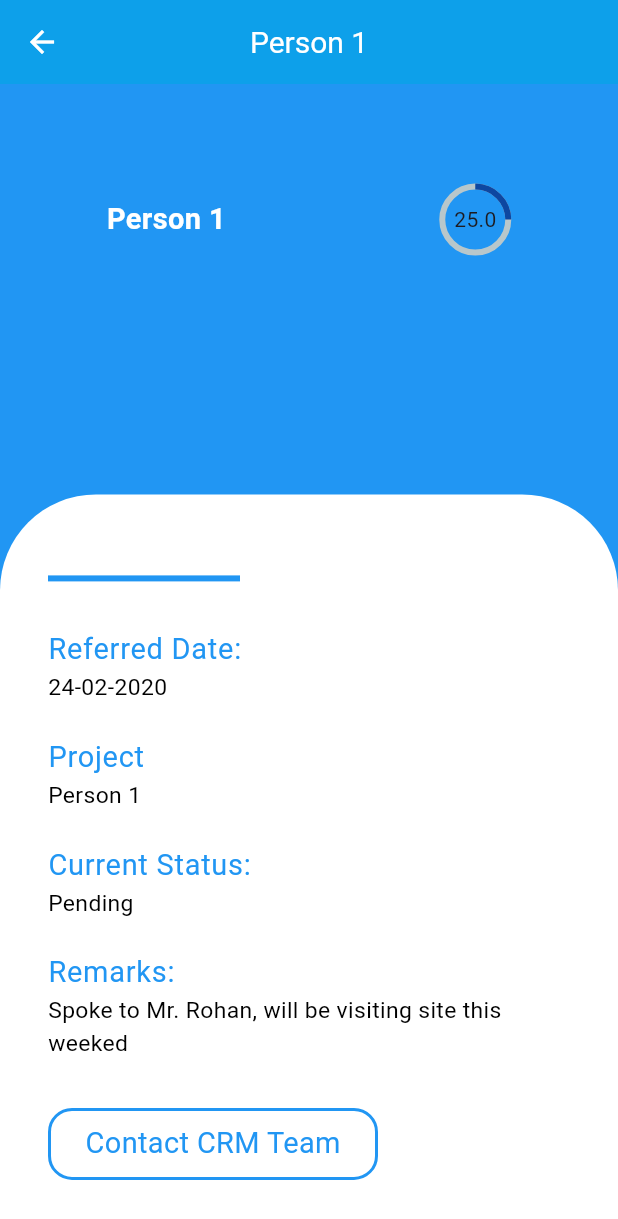
After one commit to sanjayvramani/tbreeapp, a Flutter app: the ReferPage screen opened directly, after a tap on "25.0", on a phone screen of 412 x 824 dp. The commit adds this screen. Shown: the top 1219 px of the screen. Run offline on Flutter 3.47's test engine with Material 3 defaults, Android fonts, the phone set to English and light mode, and no system bars; drawn by our look-alikes of percent_indicator; our stand-ins replace carousel_slider, flutter_mobx, get_it, mobx, responsive_sizer; generated files the repository leaves out were written again.

Commit message:
changes are done as per requirements

```diff
--- /dev/null
+++ b/lib/features/refer/refer_details_page.dart
@@ -0,0 +1,129 @@
+import 'package:flutter/material.dart';
+import 'package:percent_indicator/percent_indicator.dart';
+import 'package:responsive_sizer/responsive_sizer.dart';
+import 'package:tbreeapp/features/refer/model/refer_person_model.dart';
+
+class ReferDetailsPage extends StatelessWidget {
+  final ReferPersonModel model;
+  const ReferDetailsPage({super.key, required this.model});
+
+  @override
+  Widget build(BuildContext context) {
+
+    final titleTextStyle =  TextStyle(
+                        color: Colors.blue,
+                        fontSize: 18.sp
+                      );
+    final subtitleTextStyle = TextStyle(
+                        color: Colors.black,
+                        fontSize: 16.sp
+                      );
+    return Scaffold(
+      backgroundColor: Colors.blue,
+      appBar: AppBar(
+        title: Text(model.name),
+      ),
+      body: Stack(children: [
+        SizedBox(
+          height: 20.h,
+          child: Padding(
+            padding: const EdgeInsets.only(top: 16.0),
+            child: Row(
+              mainAxisAlignment: MainAxisAlignment.spaceAround,
+              children: [
+                Text(
+                  model.name,
+                  style: TextStyle(
+                      fontSize: 18.sp,
+                      fontWeight: FontWeight.bold,
+                      color: Colors.white),
+                ),
+                SizedBox(
+                  height: 48.0,
+                  width: 48.0,
+                  child: CircularPercentIndicator(
+                    radius: 24.0,
+                    lineWidth: 4.0,
+                    animation: true,
+                    percent: model.percentage / 100.0,
+                    center: Text(model.percentage.toString()),
+                    progressColor: Colors.blue.shade900,
+                  ),
+                )
+              ],
+            ),
+          ),
+        ),
+        Align(
+            alignment: Alignment.bottomCenter,
+            child: Container(
+              height: 60.h,
+              decoration: const BoxDecoration(
+                  color: Colors.white,
+                  borderRadius: BorderRadius.only(
+                      topLeft: Radius.circular(64.0),
+                      topRight: Radius.circular(64.0))),
+              child: Padding(
+                padding: const EdgeInsets.only(left:16.0),
+                child: Column(
+                  crossAxisAlignment: CrossAxisAlignment.start,
+                  children: [
+                    const Padding(padding:  EdgeInsets.only(left:16.0,top:48.0, bottom: 16.0),
+                    child: SizedBox(
+                      width: 128.0,
+                      child: Divider(
+                        height: 16.0,
+                        thickness: 4.0,
+                        color: Colors.blue,
+                      ),
+                    ),),
+                    ListTile(
+                      title:  Text('Referred Date:',
+                      style: titleTextStyle,),
+                      subtitle:  Text('24-02-2020',
+                      style: subtitleTextStyle,),
+                    ),
+                     ListTile(
+                      title:  Text('Project',
+                      style: titleTextStyle,),
+                      subtitle:  Text(model.name,
+                      style: subtitleTextStyle,),
+                    ),
+
+                    ListTile(
+                      title:  Text('Current Status:',
+                      style: titleTextStyle,),
+                      subtitle:  Text(model.status,
+                      style: subtitleTextStyle,),
+                    ),
+                     ListTile(
+                      title:  Text('Remarks:',
+                      style: titleTextStyle,),
+                      subtitle:  Text('Spoke to Mr. Rohan, will be visiting site this weeked',
+                      style: subtitleTextStyle,
+                      ),
+                    ),
+                    Padding(padding: const EdgeInsets.only(top: 24.0,left: 16.0),
+                    child: SizedBox(
+                      height: 48.0,
+                      width: 220.0,
+                      child: Container(
+                        decoration: BoxDecoration(
+                          borderRadius: BorderRadius.circular(16.0),
+                          border: Border.all(
+                            color: Colors.blue,
+                            width: 2.0
+                          )
+                        ),
+                        child:  Center(child: Text('Contact CRM Team',style: titleTextStyle,)),
+                      ),
+                    ),)
+
+                  ],
+                ),
+              ),
+            )),
+      ]),
+    );
+  }
+}
--- a/lib/features/refer/refer_page.dart
+++ b/lib/features/refer/refer_page.dart
@@ -1,7 +1,11 @@
+import 'package:flutter/cupertino.dart';
 import 'package:flutter/material.dart';
 import 'package:flutter/widgets.dart';
 import 'package:responsive_sizer/responsive_sizer.dart';
+import 'package:tbreeapp/features/refer/new_refer_page.dart';
 import 'package:tbreeapp/features/refer/widget/refer_person_widget.dart';
+import 'package:tbreeapp/services/locator_service.dart';
+import 'package:tbreeapp/services/navigator_service.dart';
 
 import 'model/refer_person_model.dart';
 
@@ -16,11 +20,11 @@ class _ReferPageState extends State<ReferPage> {
 
 
   final List<ReferPersonModel> lstPerson = [
-    ReferPersonModel(name: 'Person 1', status: 'Pending', percentage: 0.0),
-    ReferPersonModel(name: 'Person 2', status: 'Visit Done', percentage: 0.0),
-    ReferPersonModel(name: 'Person 3', status: 'On Hault', percentage: 0.0),
+    ReferPersonModel(name: 'Person 1', status: 'Pending', percentage: 25.0),
+    ReferPersonModel(name: 'Person 2', status: 'Visit Done', percentage: 100.0),
+    ReferPersonModel(name: 'Person 3', status: 'On Hault', percentage: 70.0),
     ReferPersonModel(name: 'Person 4', status: 'Canceled', percentage: 0.0),
-    ReferPersonModel(name: 'Person 5', status: 'Running', percentage: 0.0)
+    ReferPersonModel(name: 'Person 5', status: 'Running', percentage: 50.0)
   ];
 
   @override
@@ -44,8 +48,12 @@ class _ReferPageState extends State<ReferPage> {
                   color: Colors.blueAccent
                 )
               ),
-              child:  const Center(
-                child: Row(
+              child:   Center(
+                child: GestureDetector(
+                  onTap: (){
+                    locator<NavigatorService>().navigatePush(widget: const NewReferPage());
+                  },
+                  child: const Row(
                     mainAxisSize: MainAxisSize.min,
                     children: [
                       CircleAvatar(
@@ -60,6 +68,7 @@ class _ReferPageState extends State<ReferPage> {
                         color: Colors.white
                       ),)
                     ],
+                  ),
                 ),
               ),
             ),
--- a/lib/features/refer/widget/refer_person_widget.dart
+++ b/lib/features/refer/widget/refer_person_widget.dart
@@ -1,6 +1,10 @@
 import 'package:flutter/material.dart';
 import 'package:percent_indicator/percent_indicator.dart';
 import 'package:tbreeapp/features/refer/model/refer_person_model.dart';
+import 'package:tbreeapp/features/refer/refer_details_page.dart';
+import 'package:tbreeapp/services/navigator_service.dart';
+
+import '../../../services/locator_service.dart';
 
 class ReferPersonWidget extends StatelessWidget {
   final ReferPersonModel model;
@@ -10,6 +14,9 @@ class ReferPersonWidget extends StatelessWidget {
   Widget build(BuildContext context) {
     return Material(
         child: ListTile(
+          onTap: (){
+            locator<NavigatorService>().navigatePush(widget: ReferDetailsPage(model: model));
+          },
           leading: SizedBox(
           height: 48.0,
           width: 48.0,
@@ -17,7 +24,7 @@ class ReferPersonWidget extends StatelessWidget {
               radius: 24.0,
               lineWidth: 4.0,
               animation: true,
-              percent: 0.7,
+              percent: model.percentage/100.0,
               center: Text(model.percentage.toString()),
               progressColor: Colors.blue.shade900,
             ),
```
Also changed, not shown: lib/features/challenges/challenge_questions_page.dart (+20 -5 lines), lib/features/challenges/challenges_page.dart (+20 -10 lines), lib/features/challenges/mobx/challenges_mobx.dart (added, +23 -0 lines), lib/features/challenges/widget/question_navigator_widget.dart (+6 -3 lines), lib/features/dashboard/dashboard_page.dart (+8 -3 lines), lib/features/refer/controller/new_refer_controller.dart (added, +24 -0 lines), lib/features/refer/new_refer_page.dart (added, +62 -0 lines), lib/features/challenges/mobx/challenges_mobx.g.dart (added). Lines whose indentation alone changed are shown as unchanged.
